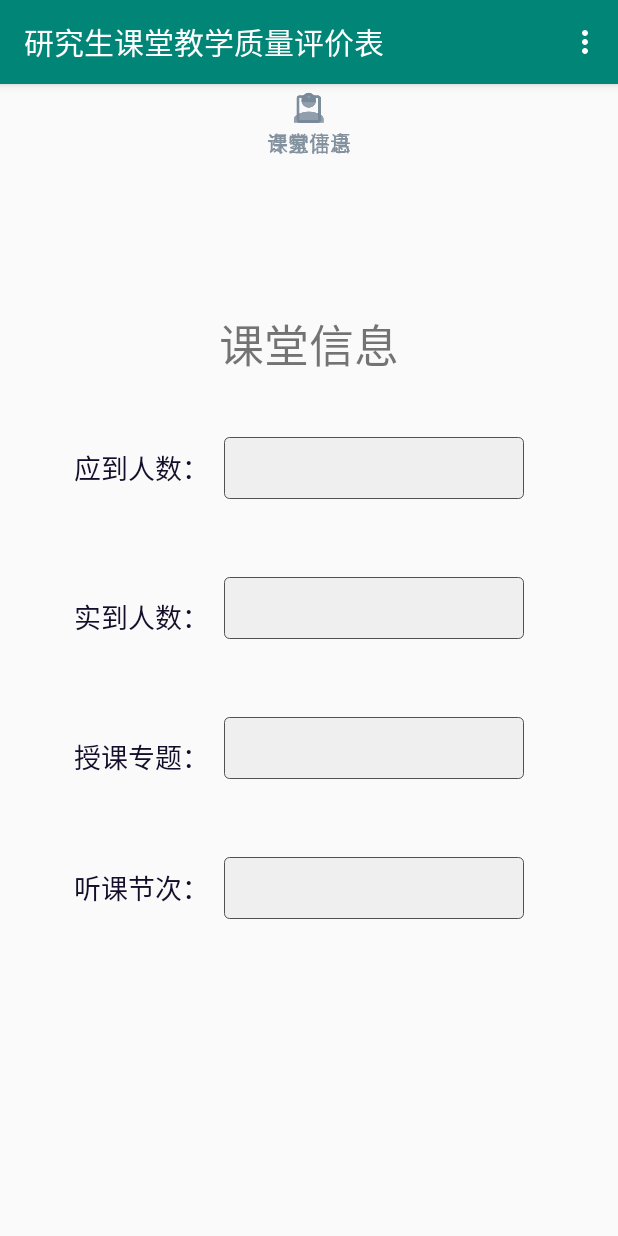
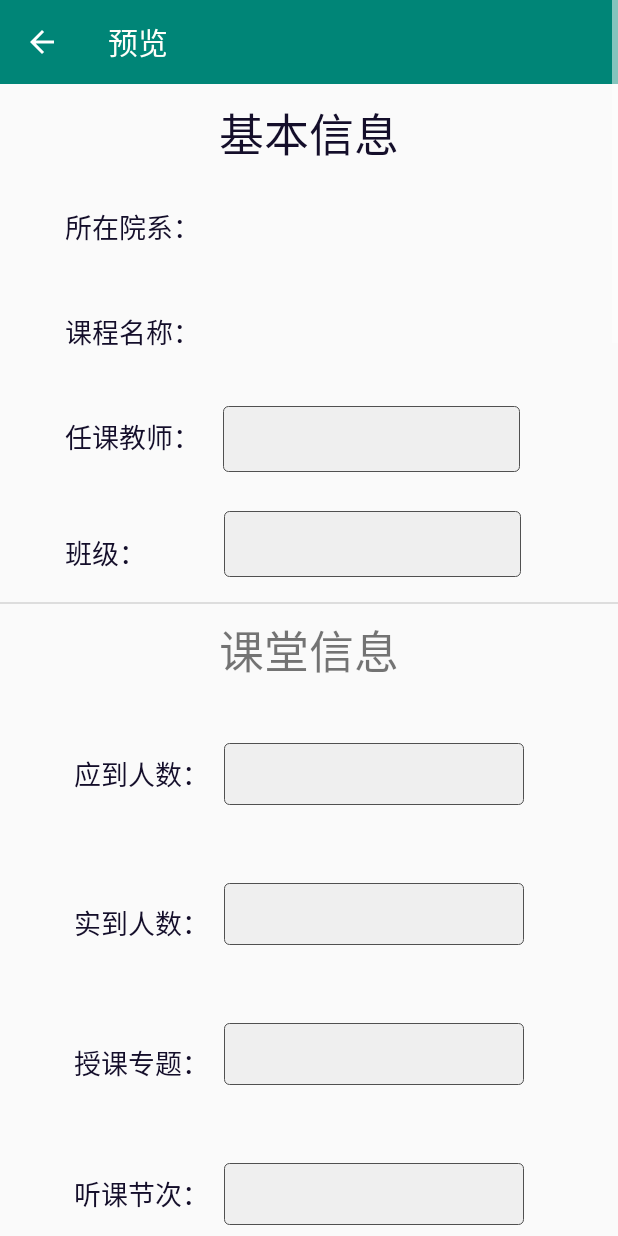
Before and after one commit to Sporot/BjutGradApp, an Android app: the Activity_t1class screen opened directly, with no data from a screen before it, in the options menu, after a tap on "预览全表", on a phone screen of 412 x 824 dp. Run offline under Robolectric (Android 15) with nearby library versions, the light colour scheme and no system bars; libraries missing offline, so code that uses them is left out: es.dmoral.toasty; 1 statement that could not run was skipped.

Commit message:
add preview table

```diff
--- a/app/src/main/AndroidManifest.xml
+++ b/app/src/main/AndroidManifest.xml
@@ -73,6 +73,7 @@
         <activity android:name=".table5.Activity.Activity_basicinfo5"></activity>
         <activity android:name=".table5.Activity.Activity_t5score"></activity>
         <activity android:name=".table2.Activity.Activity_testvoice"></activity>
+        <activity android:name=".table1.Activity.Activity_t1preview"></activity>
     </application>
 
 </manifest>
--- a/app/src/main/java/p/sby/gs_qca/table1/Activity/Activity_t1class.java
+++ b/app/src/main/java/p/sby/gs_qca/table1/Activity/Activity_t1class.java
@@ -43,6 +43,10 @@ public class Activity_t1class extends AppCompatActivity {
             R.drawable.tab_comments
     };
 
+    private String institute;
+    private String coursename;
+    public String comment;
+
 
     @Override
     protected void onCreate(@Nullable Bundle savedInstanceState) {
@@ -59,7 +63,16 @@ public class Activity_t1class extends AppCompatActivity {
         //隐藏软键盘，不让其弹出
         getWindow().setSoftInputMode(WindowManager.LayoutParams.SOFT_INPUT_STATE_HIDDEN);
 
+        Intent intent=getIntent();
+        institute= intent.getStringExtra("institute");
+        coursename=intent.getStringExtra("coursename");
+
     }
+
+//     public String  comment(String value)
+//    {
+//            return value;
+//    }
 
 
     private void init() {
@@ -154,7 +167,17 @@ public class Activity_t1class extends AppCompatActivity {
 
         //noinspection SimplifiableIfStatement
         if (id == R.id.tb2_preview) {
-            Toast.makeText(this, "你点击了 预览按钮！", Toast.LENGTH_SHORT).show();
+          //  Toast.makeText(this, "你点击了 预览按钮！", Toast.LENGTH_SHORT).show();
+         //   startActivity(new Intent(this,Activity_preview.class));
+
+
+
+            Intent intent=new Intent(Activity_t1class.this,Activity_t1preview.class);
+            intent.putExtra("institute",institute);
+            intent.putExtra("coursename",coursename);
+            intent.putExtra("comment",comment);
+            startActivity(intent);
+
         }
 
         else if (id == R.id.tb2_save) {
@@ -168,4 +191,7 @@ public class Activity_t1class extends AppCompatActivity {
         return super.onOptionsItemSelected(item);
     }
 
+
+
+
 }
--- a/app/src/main/java/p/sby/gs_qca/table1/Activity/Activity_preview.java
+++ b/app/src/main/java/p/sby/gs_qca/table1/Activity/Activity_t1preview.java
@@ -1,14 +1,19 @@
 package p.sby.gs_qca.table1.Activity;
 
+import android.content.Intent;
 import android.os.Bundle;
 import android.support.annotation.Nullable;
 import android.support.v7.app.AppCompatActivity;
 import android.support.v7.widget.Toolbar;
 import android.view.View;
+import android.widget.TextView;
 
 import p.sby.gs_qca.R;
 
-public class Activity_preview extends AppCompatActivity {
+public class Activity_t1preview extends AppCompatActivity {
+    private TextView t1pre_intitute;
+    private TextView t1pre_coursename;
+    private TextView t1pre_text;
     @Override
     protected void onCreate(@Nullable Bundle savedInstanceState) {
         super.onCreate(savedInstanceState);
@@ -29,5 +34,16 @@ public class Activity_preview extends AppCompatActivity {
             }
         });
 
+
+        t1pre_intitute=(TextView)findViewById(R.id.t1pre_institute);
+        t1pre_coursename=(TextView) findViewById(R.id.t1pre_coursename);
+        t1pre_text=(TextView)findViewById(R.id.t1pre_text);
+
+        Intent intent=getIntent();
+       t1pre_intitute.setText(intent.getStringExtra("institute"));
+       t1pre_coursename.setText(intent.getStringExtra("coursename"));
+       t1pre_text.setText(intent.getStringExtra("comment"));
+
+
     }
 }
--- a/app/src/main/java/p/sby/gs_qca/table1/Fragment/t1DetailFragment.java
+++ b/app/src/main/java/p/sby/gs_qca/table1/Fragment/t1DetailFragment.java
@@ -1,4 +1,5 @@
 package p.sby.gs_qca.table1.Fragment;
+import android.content.Intent;
 import android.os.Bundle;
 import android.support.annotation.Nullable;
 import android.support.v4.app.Fragment;
@@ -6,11 +7,14 @@ import android.util.Log;
 import android.view.LayoutInflater;
 import android.view.View;
 import android.view.ViewGroup;
+import android.widget.TextView;
 
 import p.sby.gs_qca.R;
 
 public class t1DetailFragment extends  Fragment {
     private View mRootView;
+    private TextView actualnum;
+    private TextView teachtheme;
 
     @Nullable
     @Override
@@ -23,6 +27,9 @@ public class t1DetailFragment extends  Fragment {
         if (parent != null){
             parent.removeView(mRootView);
         }
+        actualnum=mRootView.findViewById(R.id.t1_actualnumm);
+        teachtheme=mRootView.findViewById(R.id.t1_teachtheme);
+
         return mRootView;
     }
 }
--- a/app/src/main/res/layout/t1_preview.xml
+++ b/app/src/main/res/layout/t1_preview.xml
@@ -45,19 +45,19 @@
                 android:textColor="@color/black"
                 android:textSize="18dp" />
 
-            <Spinner
-                android:id="@+id/t1_institute"
+            <TextView
+                android:id="@+id/t1pre_institute"
                 android:layout_width="198dp"
                 android:layout_height="44dp"
                 android:layout_marginLeft="15dp"
                 android:layout_marginTop="9dp"
                 android:layout_marginBottom="10dp"
-                android:background="@drawable/edit_bg"
                 android:ems="10"
-                android:inputType="textPersonName"
+                android:textSize="18dp"
                 android:paddingLeft="15dp"
                 android:paddingRight="15dp"
-                android:spinnerMode="dialog" />
+                android:spinnerMode="dialog"
+                />
 
         </LinearLayout>
 
@@ -76,15 +76,15 @@
                 android:textColor="@color/black"
                 android:textSize="18dp" />
 
-            <Spinner
-                android:id="@+id/t1_coursename"
+            <TextView
+                android:id="@+id/t1pre_coursename"
                 android:layout_width="198dp"
                 android:layout_height="44dp"
                 android:layout_marginLeft="15dp"
                 android:layout_marginTop="9dp"
                 android:layout_marginBottom="10dp"
-                android:background="@drawable/edit_bg"
                 android:ems="10"
+                android:textSize="20dp"
                 android:inputType="textPersonName"
                 android:paddingLeft="15dp"
                 android:paddingRight="15dp"
@@ -570,6 +570,15 @@
                 />
         </LinearLayout>
 
+        <View
+            android:layout_width="match_parent"
+            android:layout_height="1dp"
+            android:layout_alignParentBottom="true"
+            android:layout_marginTop="10dp"
+            android:layout_toRightOf="@+id/img_account"
+            android:background="@color/lighter_gray"
+            android:layout_marginBottom="10dp"/>
+
         <TextView
             android:layout_width="135dp"
             android:layout_height="wrap_content"
@@ -581,7 +590,15 @@
 
             />
 
-
+        <TextView
+            android:id="@+id/t1pre_text"
+            android:layout_width="335dp"
+            android:layout_height="385dp"
+            android:layout_gravity="center_horizontal"
+            android:layout_marginTop="10dp"
+            android:gravity="start"
+            android:background="@drawable/edit_bg"
+            android:layout_marginBottom="30dp"/>
 
 
 
--- a/app/src/main/res/layout/t1detailfragment.xml
+++ b/app/src/main/res/layout/t1detailfragment.xml
@@ -60,6 +60,7 @@
             android:textSize="18dp" />
 
         <EditText
+            android:id="@+id/t1_actualnumm"
             android:layout_width="200dp"
             android:layout_height="41dp"
             android:layout_marginLeft="10dp"
@@ -90,6 +91,7 @@
             android:textSize="18dp" />
 
         <EditText
+            android:id="@+id/t1_teachtheme"
             android:layout_width="200dp"
             android:layout_height="41dp"
             android:layout_marginLeft="10dp"
```
Also changed, not shown: app/src/main/java/p/sby/gs_qca/table1/Activity/Activity_basicinfo1.java (+7 -2 lines), app/src/main/java/p/sby/gs_qca/table1/Fragment/t1CommentsFragment.java (+22 -2 lines), app/src/main/res/layout/t1commentfragment.xml (+17 -0 lines).
